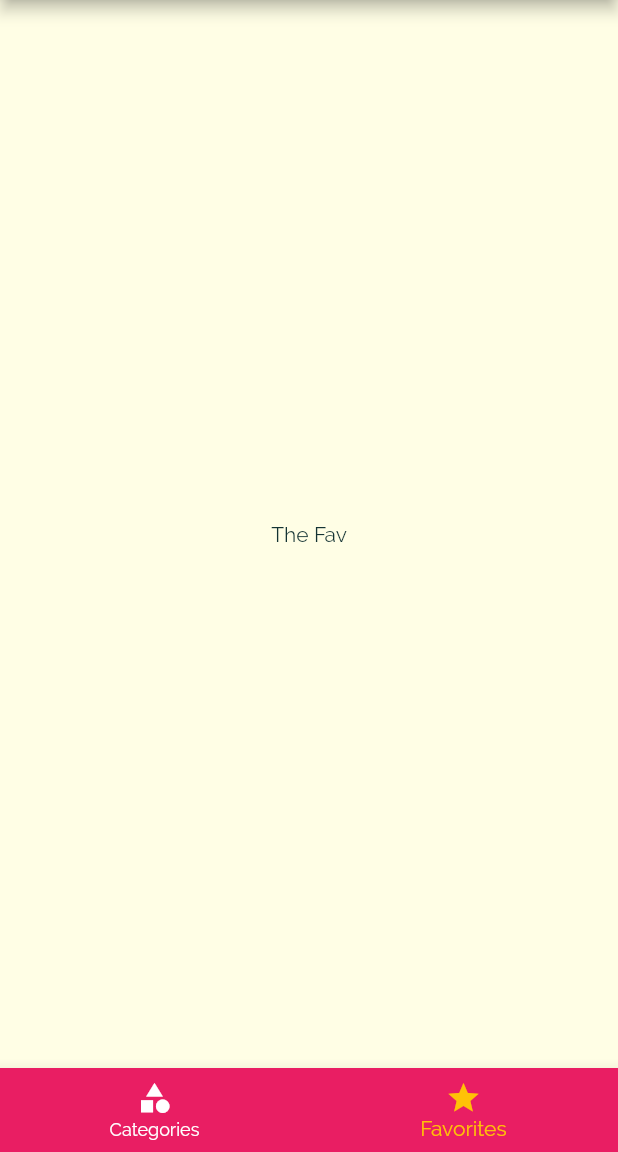
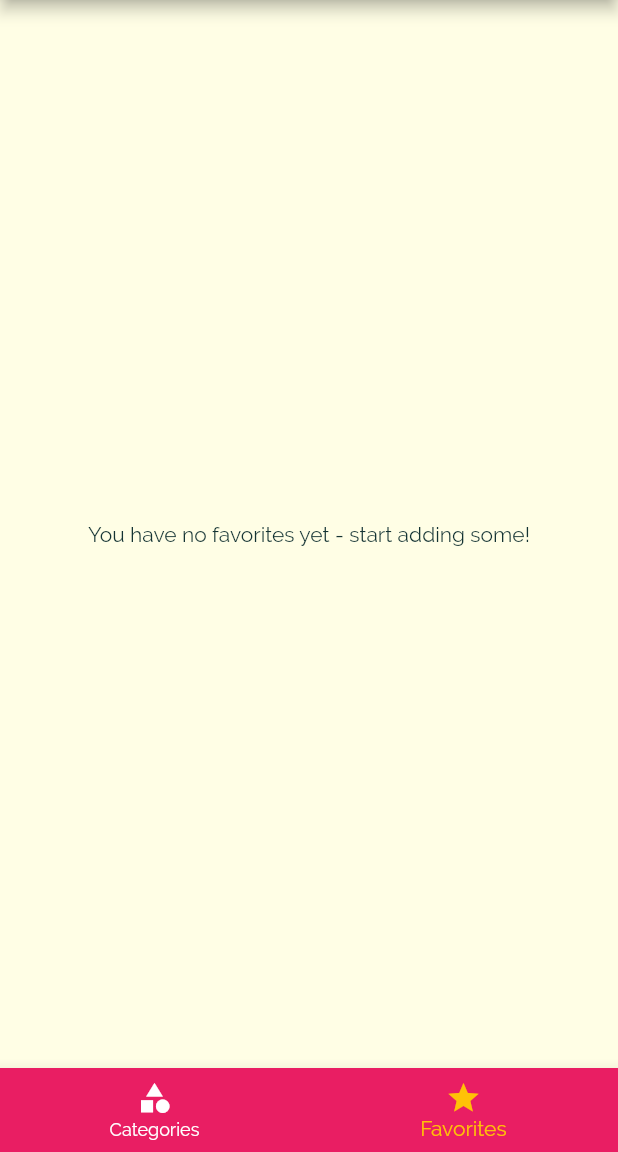
Before and after one commit to Aaryan8751/Meals-App, a Flutter app: the screen it shows after launch, item 2 of the bottom bar chosen, on a phone screen of 412 x 824 dp, the part 84-1236 px from its top. Run offline on Flutter 3.47's test engine with Material 2 defaults, Android fonts, the phone set to English and light mode, and no system bars.

Commit message:
Added favorites functionality

```diff
--- a/lib/main.dart
+++ b/lib/main.dart
@@ -26,6 +26,7 @@ class _MyAppState extends State<MyApp> {
   };
 
   List<Meal> _availableMeals = DUMMY_MEALS;
+  List<Meal> _favoriteMeals = [];
 
   void _setFilters(Map<String, bool> filterData) {
     setState(() {
@@ -47,6 +48,25 @@ class _MyAppState extends State<MyApp> {
         return true;
       }).toList();
     });
+  }
+
+  void _toggleFavorite(String mealId) {
+    final existingIndex =
+        _favoriteMeals.indexWhere((meal) => meal.id == mealId);
+
+    if (existingIndex >= 0) {
+      setState(() {
+        _favoriteMeals.removeAt(existingIndex);
+      });
+    } else {
+      setState(() {
+        _favoriteMeals.add(DUMMY_MEALS.firstWhere((meal) => meal.id == mealId));
+      });
+    }
+  }
+
+  bool _isMealFavorite(String id) {
+    return _favoriteMeals.any((meal) => meal.id == id);
   }
 
   @override
@@ -73,11 +93,11 @@ class _MyAppState extends State<MyApp> {
       // home: CategoriesScreen(),
       initialRoute: '/',
       routes: {
-        '/': (ctx) => TabScreen(),
+        '/': (ctx) => TabScreen(_favoriteMeals),
         CategoryMealsScreen.routeName: (ctx) =>
             CategoryMealsScreen(_availableMeals),
-        MealDetailScreen.routeName: (ctx) => MealDetailScreen(),
-        FiltersScreen.routeName: (ctx) => FiltersScreen(_filters,_setFilters),
+        MealDetailScreen.routeName: (ctx) => MealDetailScreen(_toggleFavorite,_isMealFavorite),
+        FiltersScreen.routeName: (ctx) => FiltersScreen(_filters, _setFilters),
       },
       onGenerateRoute: (settings) {
         return MaterialPageRoute(builder: (ctx) => CategoriesScreen());
--- a/lib/screens/category_meals_screen.dart
+++ b/lib/screens/category_meals_screen.dart
@@ -60,7 +60,7 @@ class _CategoryMealsScreenState extends State<CategoryMealsScreen> {
             affordability: displayedMeals[index].affordability,
             complexity: displayedMeals[index].complexity,
             duration: displayedMeals[index].duration,
-            removeItem: _removeMeal,
+            // removeItem: _removeMeal,
           );
         },
         itemCount: displayedMeals.length,
--- a/lib/screens/favorites_screen.dart
+++ b/lib/screens/favorites_screen.dart
@@ -1,10 +1,33 @@
 import 'package:flutter/material.dart';
 
+import '../models/meal.dart';
+import '../widgets/meal_item.dart';
+
 class FavoritesScreen extends StatelessWidget {
+  final List<Meal> favoriteMeals;
+
+  FavoritesScreen(this.favoriteMeals);
+
   @override
   Widget build(BuildContext context) {
-    return Center(
-      child: Text('The Fav'),
+    if (favoriteMeals.isEmpty) {
+      return Center(
+        child: Text('You have no favorites yet - start adding some!'),
+      );
+    }
+    return ListView.builder(
+      itemBuilder: (ctx, index) {
+        return MealItem(
+          id: favoriteMeals[index].id,
+          title: favoriteMeals[index].title,
+          imageUrl: favoriteMeals[index].imageUrl,
+          affordability: favoriteMeals[index].affordability,
+          complexity: favoriteMeals[index].complexity,
+          duration: favoriteMeals[index].duration,
+          // removeItem: _removeMeal,
+        );
+      },
+      itemCount: favoriteMeals.length,
     );
   }
 }
--- a/lib/screens/tabs_screen.dart
+++ b/lib/screens/tabs_screen.dart
@@ -3,19 +3,37 @@ import 'package:flutter/material.dart';
 import '../widgets/main_drawer.dart';
 import './favorites_screen.dart';
 import './categories_screen.dart';
+import '../models/meal.dart';
 
 class TabScreen extends StatefulWidget {
+  final List<Meal> favoriteMeals;
+
+  TabScreen(this.favoriteMeals);
+
   @override
   _TabScreenState createState() => _TabScreenState();
 }
 
 class _TabScreenState extends State<TabScreen> {
-  final List<Map<String, Object>> _pages = [
-    {'page': CategoriesScreen(), 'title': 'Categories'},
-    {'page': FavoritesScreen(), 'title': 'Favorites'}
-  ];
+  List<Map<String, Object>> _pages;
 
   int _selectedPageIndex = 0;
+
+  @override
+  void initState() {
+    _pages = [
+      {
+        'page': CategoriesScreen(),
+        'title': 'Categories',
+      },
+      {
+        'page': FavoritesScreen(widget.favoriteMeals),
+        'title': 'Favorites',
+      }
+    ];
+
+    super.initState();
+  }
 
   void _selectPage(int index) {
     setState(() {
```
Also changed, not shown: lib/screens/meal_detail_screen.dart (+13 -5 lines), lib/widgets/meal_item.dart (+4 -3 lines).
